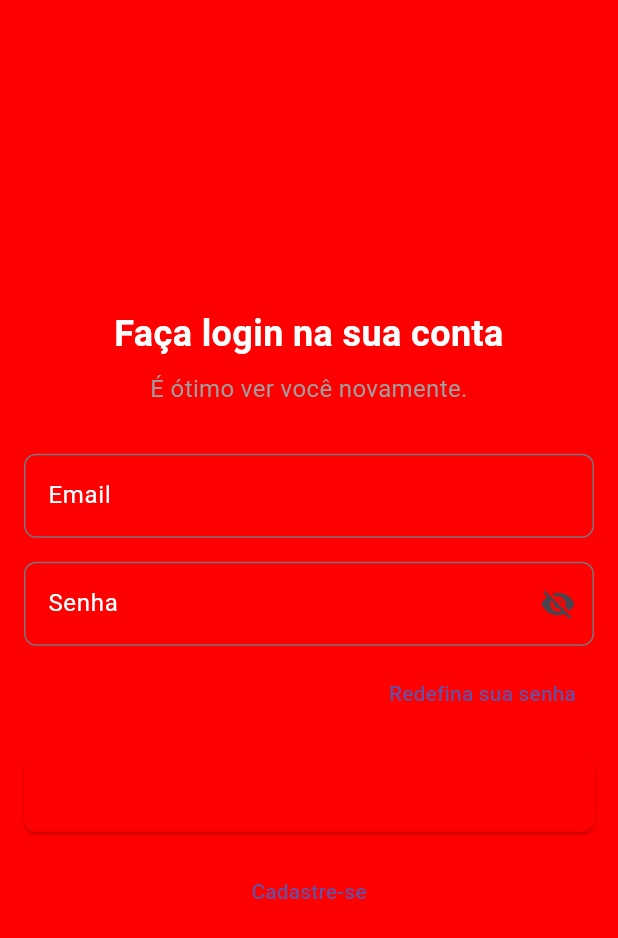
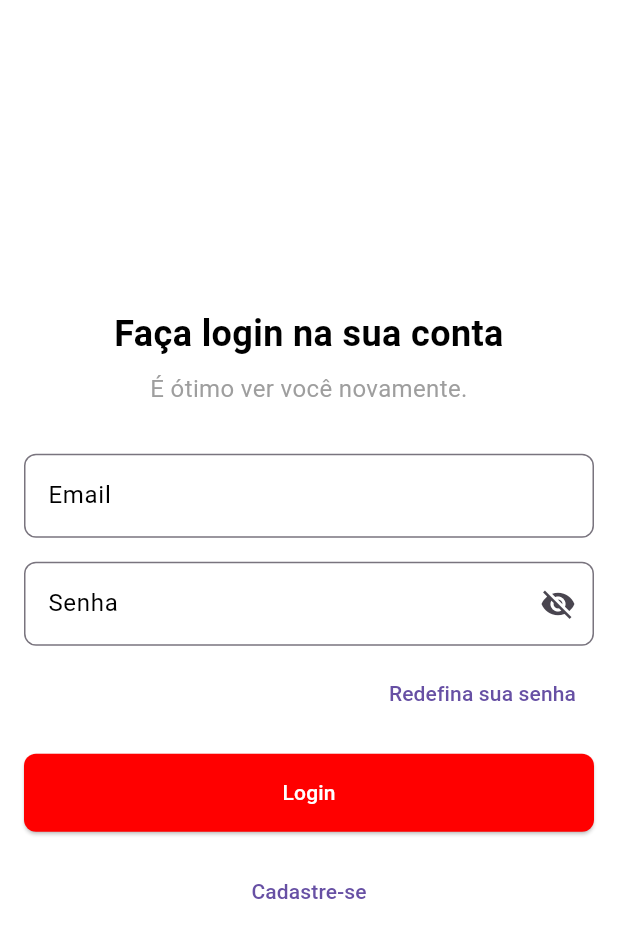
Before and after one commit to giovaneneves7/corre_aqui_mobile, a Flutter app: the screen it shows after launch, after a tap on "Eu já tenho uma conta", on a phone screen of 412 x 824 dp. Shown: the top 938 px of the screen. Run offline on Flutter 3.47's test engine with Material 3 defaults, Android fonts, the phone set to English and light mode, and no system bars; our stand-ins replace get; generated files the repository leaves out were written again.

Commit message:
feat (theme): Editando cores raízes do tema

```diff
--- a/lib/features/notification/screens/notification_screen.dart
+++ b/lib/features/notification/screens/notification_screen.dart
@@ -9,7 +9,7 @@ class NotificationScreen extends StatefulWidget {
 }
 
 class _NotificationScreenState extends State<NotificationScreen> {
-  int _currentIndex = 8; // Index for the current screen in the bottom navigation
+  int _currentIndex = 0; // Index for the current screen in the bottom navigation
 
   void _onTabTapped(int index) {
     setState(() {
--- a/lib/theme/custom_theme.dart
+++ b/lib/theme/custom_theme.dart
@@ -3,8 +3,8 @@ import 'package:flutter/material.dart';
 class CustomTheme {
   static const Color primaryColor = Color(0xFFFF0000); // Vermelho
   static const Color secondaryColor = Color(0xFFff5e00); // Laranja
-  static const Color backgroundColor = Color(0xFFFF0000); // Vermelho
-  static const Color textColor = Color(0xFFffffff); // Branco
+  static const Color backgroundColor = Color(0xFFffffff); // Vermelho
+  static const Color textColor = Color(0xFF000000); // Preto
 
   // Tema claro
   static ThemeData get lightTheme {
```
